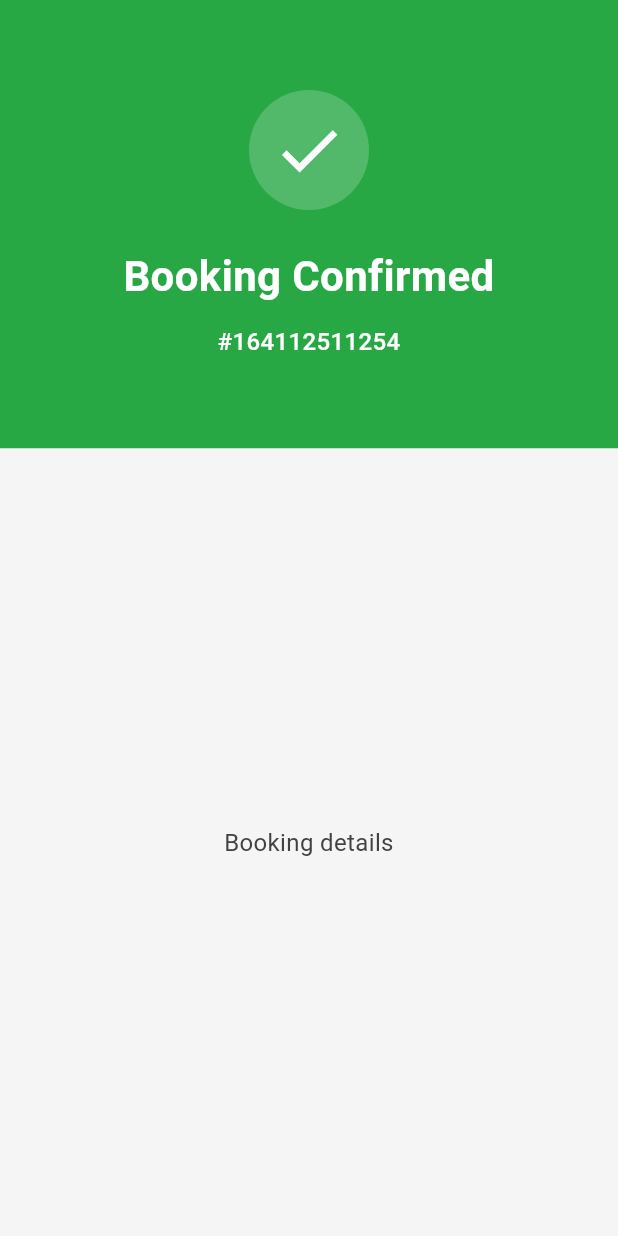
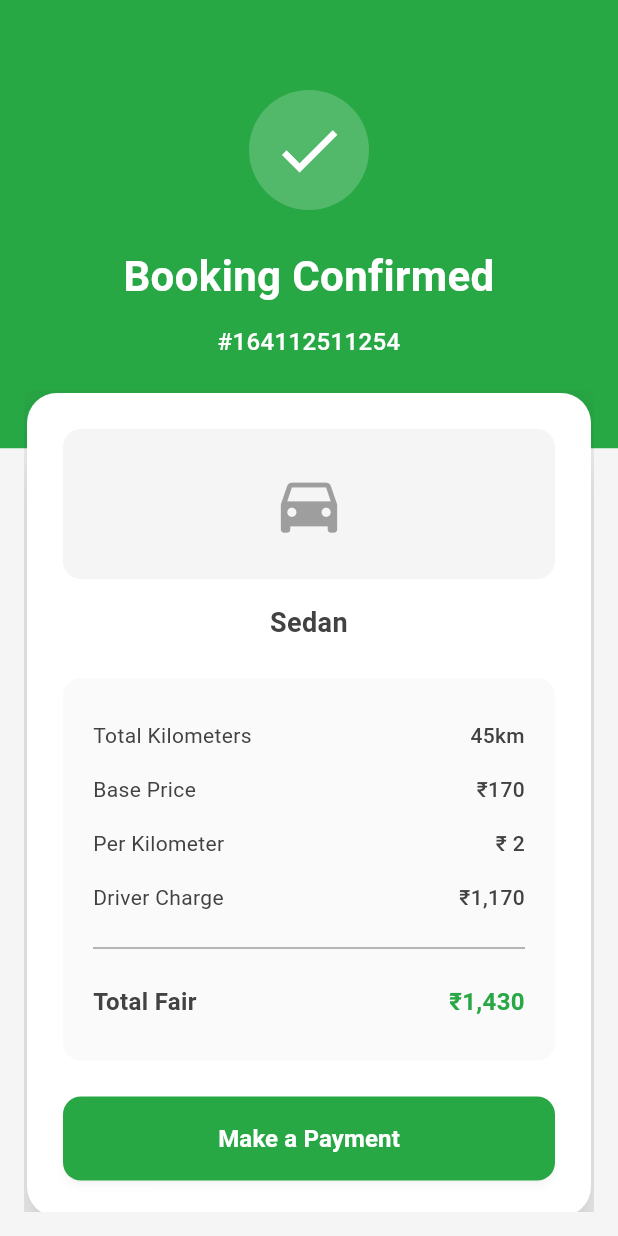
Before and after one commit to harshit81201/atmega, a Flutter app: the screen it shows after launch, on a phone screen of 412 x 824 dp. Run offline on Flutter 3.47's test engine with Material 3 defaults, Android fonts, the phone set to English and light mode, and no system bars.

Commit message:
final commit

```diff
--- /dev/null
+++ b/lib/common/primary_button.dart
@@ -0,0 +1,63 @@
+import 'package:flutter/material.dart';
+import '../core/constants/app_colors.dart';
+
+/// Reusable primary button widget with consistent styling
+/// Used for main call-to-action buttons throughout the app
+/// Now responsive for different screen sizes
+class PrimaryButton extends StatelessWidget {
+  /// Button text label
+  final String text;
+
+  /// Callback function when button is pressed
+  final VoidCallback? onPressed;
+
+  /// Whether the button should take full width
+  final bool isFullWidth;
+
+  /// Optional custom background color
+  final Color? backgroundColor;
+
+  const PrimaryButton({
+    super.key,
+    required this.text,
+    this.onPressed,
+    this.isFullWidth = true,
+    this.backgroundColor,
+  });
+
+  @override
+  Widget build(BuildContext context) {
+    final screenWidth = MediaQuery.of(context).size.width;
+    final isTablet = screenWidth > 600;
+    final isDesktop = screenWidth > 1024;
+
+    // Responsive sizing
+    final buttonHeight = isDesktop ? 64.0 : isTablet ? 60.0 : 56.0;
+    final fontSize = isDesktop ? 18.0 : isTablet ? 17.0 : 16.0;
+    final borderRadius = isDesktop ? 16.0 : isTablet ? 14.0 : 12.0;
+
+    return SizedBox(
+      width: isFullWidth ? double.infinity : null,
+      height: buttonHeight,
+      child: ElevatedButton(
+        onPressed: onPressed,
+        style: ElevatedButton.styleFrom(
+          backgroundColor: backgroundColor ?? AppColors.successGreen,
+          foregroundColor: AppColors.white,
+          elevation: 2,
+          shadowColor: Colors.black.withValues(alpha: 0.2),
+          shape: RoundedRectangleBorder(
+            borderRadius: BorderRadius.circular(borderRadius),
+          ),
+        ),
+        child: Text(
+          text,
+          style: TextStyle(
+            fontSize: fontSize,
+            fontWeight: FontWeight.bold,
+          ),
+        ),
+      ),
+    );
+  }
+}
--- a/lib/core/constants/app_colors.dart
+++ b/lib/core/constants/app_colors.dart
@@ -3,7 +3,6 @@ import 'package:flutter/material.dart';
 /// Application color constants
 /// Used throughout the app for consistent theming
 class AppColors {
-  // Prevent instantiation
   AppColors._();
 
   /// Primary green color used for success states and main branding
--- a/lib/features/booking/presentation/pages/booking_confirmed_page.dart
+++ b/lib/features/booking/presentation/pages/booking_confirmed_page.dart
@@ -1,48 +1,79 @@
 import 'package:flutter/material.dart';
 import '../widgets/booking_header.dart';
+import '../widgets/booking_details_card.dart';
 import '../../../../core/constants/app_colors.dart';
 
 /// Main page for displaying booking confirmation
-/// Currently implements Part 1 - Header section only
+/// Layout with card overlapping the green header as shown in screenshot
 class BookingConfirmedPage extends StatelessWidget {
   /// Booking reference number passed to the page
   final String bookingReference;
 
+  /// Type of car that was booked
+  final String carType;
+
   const BookingConfirmedPage({
     super.key,
-    this.bookingReference = '#164112511254', // Default reference from screenshot
+    this.bookingReference = '#164112511254',
+    this.carType = 'Sedan',
   });
+
+  /// Show payment initiated snackbar
+  void _showPaymentDialog(BuildContext context) {
+    ScaffoldMessenger.of(context).showSnackBar(
+      const SnackBar(
+        content: Text('Payment process initiated!'),
+        backgroundColor: AppColors.successGreen,
+        duration: Duration(seconds: 3),
+      ),
+    );
+  }
+
+  /// Show booking details when card is tapped
+  void _showBookingDetails(BuildContext context) {
+    ScaffoldMessenger.of(context).showSnackBar(
+      SnackBar(
+        content: Text('Booking Details: $carType - $bookingReference\nTotal: ₹1,430'),
+        backgroundColor: AppColors.darkGrey,
+        duration: const Duration(seconds: 3),
+      ),
+    );
+  }
 
   @override
   Widget build(BuildContext context) {
     return Scaffold(
-      backgroundColor: AppColors.backgroundGrey,
+      backgroundColor: const Color(0xFFF5F5F5), // Light grey background
       body: SafeArea(
-        child: Column(
+        child: Stack(
           children: [
-            // Part 1: Header section with success icon and booking confirmation
-            BookingHeader(
-              bookingReference: bookingReference,
+            // Background layout with green header and grey bottom
+            Column(
+              children: [
+                // Green header section
+                BookingHeader(
+                  bookingReference: bookingReference,
+                ),
+                // Grey background area
+                Expanded(
+                  child: Container(
+                    color: const Color(0xFFF5F5F5),
+                  ),
+                ),
+              ],
             ),
 
-            // Expanded area for future content (Parts 2-4)
-            // This will contain the booking details card and payment button
-            Expanded(
-              child: Container(
-                width: double.infinity,
-                color: AppColors.backgroundGrey,
-                child: const Center(
-                  child: Padding(
-                    padding: EdgeInsets.all(24.0),
-                    child: Text(
-                      'Booking details',
-                      style: TextStyle(
-                        color: AppColors.darkGrey,
-                        fontSize: 16,
-                      ),
-                      textAlign: TextAlign.center,
-                    ),
-                  ),
+            // Overlapping card positioned from the bottom of header
+            Positioned(
+              top: 260, // Position to overlap with green header
+              left: 16,
+              right: 16,
+              bottom: 16,
+              child: SingleChildScrollView(
+                child: BookingDetailsCard(
+                  carType: carType,
+                  onTap: () => _showBookingDetails(context),
+                  onPaymentPressed: () => _showPaymentDialog(context),
                 ),
               ),
             ),
--- /dev/null
+++ b/lib/features/booking/presentation/widgets/booking_detail_row.dart
@@ -0,0 +1,70 @@
+import 'package:flutter/material.dart';
+import '../../../../core/constants/app_colors.dart';
+
+/// Individual row widget for displaying booking detail information
+/// Reusable component for label-value pairs in the booking summary
+/// Now responsive for different screen sizes
+class BookingDetailRow extends StatelessWidget {
+  /// Label text (e.g., "Total kilometers", "Base price")
+  final String label;
+
+  /// Value text (e.g., "120 km", "$50.00")
+  final String value;
+
+  /// Whether this row should be emphasized (e.g., total fare)
+  final bool isEmphasized;
+
+  const BookingDetailRow({
+    super.key,
+    required this.label,
+    required this.value,
+    this.isEmphasized = false,
+  });
+
+  @override
+  Widget build(BuildContext context) {
+    final screenWidth = MediaQuery.of(context).size.width;
+    final isTablet = screenWidth > 600;
+    final isDesktop = screenWidth > 1024;
+
+    // Responsive font sizes
+    final regularFontSize = isDesktop ? 16.0 : isTablet ? 15.0 : 14.0;
+    final emphasizedFontSize = isDesktop ? 18.0 : isTablet ? 17.0 : 16.0;
+    final verticalPadding = isDesktop ? 10.0 : isTablet ? 9.0 : 8.0;
+
+    return Padding(
+      padding: EdgeInsets.symmetric(vertical: verticalPadding),
+      child: Row(
+        mainAxisAlignment: MainAxisAlignment.spaceBetween,
+        children: [
+          // Label text
+          Expanded(
+            flex: 3,
+            child: Text(
+              label,
+              style: TextStyle(
+                fontSize: isEmphasized ? emphasizedFontSize : regularFontSize,
+                fontWeight: isEmphasized ? FontWeight.w600 : FontWeight.w400,
+                color: AppColors.darkGrey,
+              ),
+            ),
+          ),
+
+          // Value text
+          Expanded(
+            flex: 2,
+            child: Text(
+              value,
+              style: TextStyle(
+                fontSize: isEmphasized ? emphasizedFontSize : regularFontSize,
+                fontWeight: isEmphasized ? FontWeight.bold : FontWeight.w500,
+                color: isEmphasized ? AppColors.successGreen : AppColors.darkGrey,
+              ),
+              textAlign: TextAlign.end,
+            ),
+          ),
+        ],
+      ),
+    );
+  }
+}
--- /dev/null
+++ b/lib/features/booking/presentation/widgets/booking_details_card.dart
@@ -0,0 +1,115 @@
+import 'package:flutter/material.dart';
+import '../../../../core/constants/app_colors.dart';
+import 'booking_details_info.dart';
+import '../../../../common/primary_button.dart';
+
+/// Card widget containing the main booking details
+/// Displays car image, type, booking information, and payment button
+/// Now responsive for different screen sizes
+class BookingDetailsCard extends StatelessWidget {
+  /// Type of car booked (e.g., "Sedan", "SUV", etc.)
+  final String carType;
+
+  /// Optional car image asset path - uses placeholder if not provided
+  final String? carImagePath;
+
+  /// Callback function when card is tapped
+  final VoidCallback? onTap;
+
+  /// Callback function when payment button is pressed
+  final VoidCallback? onPaymentPressed;
+
+  const BookingDetailsCard({
+    super.key,
+    required this.carType,
+    this.carImagePath,
+    this.onTap,
+    this.onPaymentPressed,
+  });
+
+  @override
+  Widget build(BuildContext context) {
+    final screenWidth = MediaQuery.of(context).size.width;
+    final isTablet = screenWidth > 600;
+    final isDesktop = screenWidth > 1024;
+
+    // Responsive sizing
+    final cardPadding = isDesktop ? 32.0 : isTablet ? 28.0 : 24.0;
+    final carImageHeight = isDesktop ? 140.0 : isTablet ? 120.0 : 100.0;
+    final carIconSize = isDesktop ? 70.0 : isTablet ? 60.0 : 50.0;
+    final carTypeFontSize = isDesktop ? 22.0 : isTablet ? 20.0 : 18.0;
+    final borderRadius = isDesktop ? 24.0 : isTablet ? 22.0 : 20.0;
+    final spacing1 = isDesktop ? 20.0 : isTablet ? 18.0 : 16.0;
+    final spacing2 = isDesktop ? 32.0 : isTablet ? 28.0 : 24.0;
+
+    return GestureDetector(
+      onTap: onTap,
+      child: Card(
+        // Explicit white background to prevent Material 3 tinting
+        color: Colors.white,
+        surfaceTintColor: Colors.transparent, // Prevents Material 3 surface tint
+        elevation:20,
+        margin: EdgeInsets.all(isDesktop ? 8.0 : isTablet ? 6.0 : 2.0), // Adjust margin based on screen size
+        shape: RoundedRectangleBorder(
+          borderRadius: BorderRadius.circular(borderRadius),
+        ),
+        child: Padding(
+          padding: EdgeInsets.all(cardPadding),
+          child: Column(
+            crossAxisAlignment: CrossAxisAlignment.center,
+            children: [
+              // Car image placeholder or actual image
+              Container(
+                height: carImageHeight,
+                width: double.infinity,
+                decoration: BoxDecoration(
+                  color: AppColors.backgroundGrey,
+                  borderRadius: BorderRadius.circular(12.0),
+                ),
+                child: carImagePath != null
+                    ? ClipRRect(
+                        borderRadius: BorderRadius.circular(12.0),
+                        child: Image.asset(
+                          carImagePath!,
+                          fit: BoxFit.contain,
+                        ),
+                      )
+                    : Icon(
+                        Icons.directions_car,
+                        size: carIconSize,
+                        color: AppColors.lightGrey,
+                      ),
+              ),
+
+              SizedBox(height: spacing1),
+
+              // Car type label
+              Text(
+                carType,
+                style: TextStyle(
+                  fontSize: carTypeFontSize,
+                  fontWeight: FontWeight.w600,
+                  color: AppColors.darkGrey,
+                ),
+                textAlign: TextAlign.center,
+              ),
+
+              SizedBox(height: spacing2),
+
+              // Part 3: Booking details information
+              const BookingDetailsInfo(),
+
+              SizedBox(height: spacing2),
+
+              // Payment button inside the card
+              PrimaryButton(
+                text: 'Make a Payment',
+                onPressed: onPaymentPressed,
+              ),
+            ],
+          ),
+        ),
+      ),
+    );
+  }
+}
--- /dev/null
+++ b/lib/features/booking/presentation/widgets/booking_details_info.dart
@@ -0,0 +1,94 @@
+import 'package:flutter/material.dart';
+import '../../../../core/constants/app_colors.dart';
+import 'booking_detail_row.dart';
+
+/// Widget containing all booking details information
+/// Displays a structured list of booking summary data
+/// Now responsive for different screen sizes
+class BookingDetailsInfo extends StatelessWidget {
+  /// Total kilometers for the booking
+  final String totalKilometers;
+
+  /// Base price for the rental
+  final String basePrice;
+
+  /// Price per kilometer
+  final String perKmRate;
+
+  /// Driver charge amount
+  final String driverCharge;
+
+  /// Total fare amount
+  final String totalFare;
+
+  const BookingDetailsInfo({
+    super.key,
+    this.totalKilometers = '45km',
+    this.basePrice = '₹170',
+    this.perKmRate = '₹ 2',
+    this.driverCharge = '₹1,170',
+    this.totalFare = '₹1,430',
+  });
+
+  @override
+  Widget build(BuildContext context) {
+    final screenWidth = MediaQuery.of(context).size.width;
+    final isTablet = screenWidth > 600;
+    final isDesktop = screenWidth > 1024;
+
+    // Responsive sizing
+    final containerPadding = isDesktop ? 24.0 : isTablet ? 22.0 : 20.0;
+    final borderRadius = isDesktop ? 16.0 : isTablet ? 14.0 : 12.0;
+    final spacing = isDesktop ? 12.0 : isTablet ? 10.0 : 8.0;
+
+    return Container(
+      width: double.infinity,
+      padding: EdgeInsets.all(containerPadding),
+      decoration: BoxDecoration(
+        color: Colors.grey[50],
+        borderRadius: BorderRadius.circular(borderRadius),
+      ),
+      child: Column(
+        crossAxisAlignment: CrossAxisAlignment.start,
+        children: [
+          // Individual booking detail rows
+          BookingDetailRow(
+            label: 'Total Kilometers',
+            value: totalKilometers,
+          ),
+
+          BookingDetailRow(
+            label: 'Base Price',
+            value: basePrice,
+          ),
+
+          BookingDetailRow(
+            label: 'Per Kilometer',
+            value: perKmRate,
+          ),
+
+          BookingDetailRow(
+            label: 'Driver Charge',
+            value: driverCharge,
+          ),
+
+          // Divider line before total
+          Padding(
+            padding: EdgeInsets.symmetric(vertical: spacing),
+            child: const Divider(
+              color: AppColors.lightGrey,
+              thickness: 1,
+            ),
+          ),
+
+          // Total fare (emphasized)
+          BookingDetailRow(
+            label: 'Total Fair',
+            value: totalFare,
+            isEmphasized: true,
+          ),
+        ],
+      ),
+    );
+  }
+}
--- a/lib/features/booking/presentation/widgets/booking_header.dart
+++ b/lib/features/booking/presentation/widgets/booking_header.dart
@@ -3,6 +3,7 @@ import '../../../../core/constants/app_colors.dart';
 
 /// Header widget for the booking confirmation page
 /// Displays success icon, title, and booking reference number
+/// Now responsive for different screen sizes
 class BookingHeader extends StatelessWidget {
   /// Booking reference code to display
   final String bookingReference;
@@ -14,10 +15,27 @@ class BookingHeader extends StatelessWidget {
 
   @override
   Widget build(BuildContext context) {
+    final screenWidth = MediaQuery.of(context).size.width;
+    final isTablet = screenWidth > 600;
+    final isDesktop = screenWidth > 1024;
+
+    // Responsive padding and sizing
+    final verticalPadding = isDesktop ? 80.0 : isTablet ? 70.0 : 60.0;
+    final horizontalPadding = isDesktop ? 48.0 : isTablet ? 32.0 : 24.0;
+    final iconSize = isDesktop ? 100.0 : isTablet ? 90.0 : 80.0;
+    final checkIconSize = isDesktop ? 60.0 : isTablet ? 55.0 : 50.0;
+    final titleFontSize = isDesktop ? 32.0 : isTablet ? 30.0 : 28.0;
+    final subtitleFontSize = isDesktop ? 18.0 : isTablet ? 17.0 : 16.0;
+    final spacing1 = isDesktop ? 32.0 : isTablet ? 28.0 : 24.0;
+    final spacing2 = isDesktop ? 16.0 : isTablet ? 14.0 : 12.0;
+
     return Container(
       // Full width green background for the header
       width: double.infinity,
-      padding: const EdgeInsets.symmetric(vertical: 60.0, horizontal: 24.0),
+      padding: EdgeInsets.symmetric(
+        vertical: verticalPadding,
+        horizontal: horizontalPadding,
+      ),
       decoration: const BoxDecoration(
         color: AppColors.successGreen,
       ),
@@ -26,40 +44,40 @@ class BookingHeader extends StatelessWidget {
         children: [
           // Success checkmark icon
           Container(
-            width: 80,
-            height: 80,
+            width: iconSize,
+            height: iconSize,
             decoration: BoxDecoration(
-              color: AppColors.white.withOpacity(0.2),
+              color: AppColors.white.withValues(alpha: 0.2),
               shape: BoxShape.circle,
             ),
-            child: const Icon(
+            child: Icon(
               Icons.check,
               color: AppColors.white,
-              size: 50,
+              size: checkIconSize,
             ),
           ),
 
-          const SizedBox(height: 24),
+          SizedBox(height: spacing1),
 
           // "Booking Confirmed" title
-          const Text(
+          Text(
             'Booking Confirmed',
             style: TextStyle(
               color: AppColors.white,
-              fontSize: 28,
+              fontSize: titleFontSize,
               fontWeight: FontWeight.bold,
             ),
             textAlign: TextAlign.center,
           ),
 
-          const SizedBox(height: 12),
+          SizedBox(height: spacing2),
 
           // Booking reference number
           Text(
             bookingReference,
-            style: const TextStyle(
+            style: TextStyle(
               color: AppColors.white,
-              fontSize: 16,
+              fontSize: subtitleFontSize,
               fontWeight: FontWeight.w500,
             ),
             textAlign: TextAlign.center,
```
